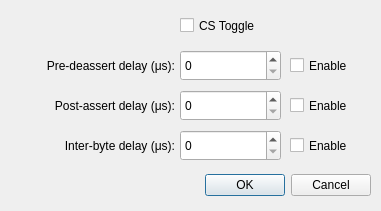
bloguetronica/cp2130-com, file src/delaysdialog.ui: the form before one commit.
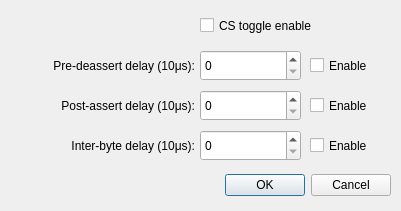
The form after the commit. Icons and pictures are not drawn.

```diff
--- a/src/delaysdialog.ui
+++ b/src/delaysdialog.ui
@@ -6,20 +6,20 @@
    <rect>
     <x>0</x>
     <y>0</y>
-    <width>381</width>
+    <width>401</width>
     <height>211</height>
    </rect>
   </property>
   <property name="minimumSize">
    <size>
-    <width>381</width>
-    <height>0</height>
+    <width>401</width>
+    <height>211</height>
    </size>
   </property>
   <property name="maximumSize">
    <size>
-    <width>381</width>
-    <height>16777215</height>
+    <width>401</width>
+    <height>211</height>
    </size>
   </property>
   <property name="windowTitle">
@@ -44,7 +44,7 @@
     <rect>
      <x>10</x>
      <y>170</y>
-     <width>361</width>
+     <width>381</width>
      <height>31</height>
     </rect>
    </property>
@@ -58,20 +58,20 @@
   <widget class="QCheckBox" name="checkBoxCSToggle">
    <property name="geometry">
     <rect>
-     <x>180</x>
+     <x>200</x>
      <y>15</y>
      <width>191</width>
      <height>21</height>
     </rect>
    </property>
    <property name="text">
-    <string>CS Toggle</string>
+    <string>CS toggle enable</string>
    </property>
   </widget>
   <widget class="QCheckBox" name="checkBoxEnable1">
    <property name="geometry">
     <rect>
-     <x>290</x>
+     <x>310</x>
      <y>55</y>
      <width>81</width>
      <height>21</height>
@@ -84,7 +84,7 @@
   <widget class="QCheckBox" name="checkBoxEnable1_2">
    <property name="geometry">
     <rect>
-     <x>290</x>
+     <x>310</x>
      <y>95</y>
      <width>81</width>
      <height>21</height>
@@ -97,7 +97,7 @@
   <widget class="QCheckBox" name="checkBoxEnable1_3">
    <property name="geometry">
     <rect>
-     <x>290</x>
+     <x>310</x>
      <y>135</y>
      <width>81</width>
      <height>21</height>
@@ -110,14 +110,14 @@
   <widget class="QSpinBox" name="spinBox1">
    <property name="geometry">
     <rect>
-     <x>180</x>
+     <x>200</x>
      <y>50</y>
      <width>101</width>
      <height>31</height>
     </rect>
    </property>
    <property name="maximum">
-    <number>655350</number>
+    <number>65535</number>
    </property>
    <property name="singleStep">
     <number>10</number>
@@ -126,14 +126,14 @@
   <widget class="QSpinBox" name="spinBox1_2">
    <property name="geometry">
     <rect>
-     <x>180</x>
+     <x>200</x>
      <y>90</y>
      <width>101</width>
      <height>31</height>
     </rect>
    </property>
    <property name="maximum">
-    <number>655350</number>
+    <number>65535</number>
    </property>
    <property name="singleStep">
     <number>10</number>
@@ -142,14 +142,14 @@
   <widget class="QSpinBox" name="spinBox1_3">
    <property name="geometry">
     <rect>
-     <x>180</x>
+     <x>200</x>
      <y>130</y>
      <width>101</width>
      <height>31</height>
     </rect>
    </property>
    <property name="maximum">
-    <number>655350</number>
+    <number>65535</number>
    </property>
    <property name="singleStep">
     <number>10</number>
@@ -160,12 +160,12 @@
     <rect>
      <x>10</x>
      <y>57</y>
-     <width>165</width>
+     <width>185</width>
      <height>17</height>
     </rect>
    </property>
    <property name="text">
-    <string>Pre-deassert delay (μs):</string>
+    <string>Pre-deassert delay (10μs):</string>
    </property>
    <property name="alignment">
     <set>Qt::AlignRight|Qt::AlignTrailing|Qt::AlignVCenter</set>
@@ -176,12 +176,12 @@
     <rect>
      <x>10</x>
      <y>97</y>
-     <width>165</width>
+     <width>185</width>
      <height>17</height>
     </rect>
    </property>
    <property name="text">
-    <string>Post-assert delay (μs):</string>
+    <string>Post-assert delay (10μs):</string>
    </property>
    <property name="alignment">
     <set>Qt::AlignRight|Qt::AlignTrailing|Qt::AlignVCenter</set>
@@ -192,12 +192,12 @@
     <rect>
      <x>10</x>
      <y>137</y>
-     <width>165</width>
+     <width>185</width>
      <height>17</height>
     </rect>
    </property>
    <property name="text">
-    <string>Inter-byte delay (μs):</string>
+    <string>Inter-byte delay (10μs):</string>
    </property>
    <property name="alignment">
     <set>Qt::AlignRight|Qt::AlignTrailing|Qt::AlignVCenter</set>
```
Left out of the diff: 26 changed lines with no effect on the pictures.
